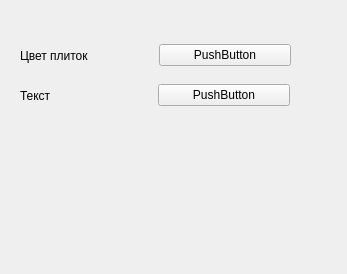
The window that settings.ui (Quirtel/Fifteen) describes before a commit, drawn with Qt 5.
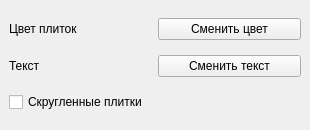
The same window after the commit.

Commit message: Add option to make tiles with rounded border

Patch:
```diff
--- a/settings.ui
+++ b/settings.ui
@@ -6,23 +6,16 @@
    <rect>
     <x>0</x>
     <y>0</y>
-    <width>347</width>
-    <height>274</height>
+    <width>310</width>
+    <height>130</height>
    </rect>
   </property>
   <property name="windowTitle">
    <string>MainWindow</string>
   </property>
   <widget class="QWidget" name="centralwidget">
-   <widget class="QWidget" name="">
-    <property name="geometry">
-     <rect>
-      <x>20</x>
-      <y>40</y>
-      <width>271</width>
-      <height>31</height>
-     </rect>
-    </property>
+   <layout class="QGridLayout" name="gridLayout">
+    <item row="0" column="0">
     <layout class="QHBoxLayout" name="horizontalLayout">
      <item>
       <widget class="QLabel" name="labelColor">
@@ -34,21 +27,13 @@
      <item>
       <widget class="QPushButton" name="pushButton_color">
        <property name="text">
-        <string>PushButton</string>
+         <string>Сменить цвет</string>
        </property>
       </widget>
      </item>
     </layout>
-   </widget>
-   <widget class="QWidget" name="">
-    <property name="geometry">
-     <rect>
-      <x>20</x>
-      <y>80</y>
-      <width>270</width>
-      <height>31</height>
-     </rect>
-    </property>
+    </item>
+    <item row="1" column="0">
     <layout class="QHBoxLayout" name="horizontalLayout_2">
      <item>
       <widget class="QLabel" name="label">
@@ -60,12 +45,20 @@
      <item>
       <widget class="QPushButton" name="pushButton_font">
        <property name="text">
-        <string>PushButton</string>
+         <string>Сменить текст</string>
        </property>
       </widget>
      </item>
     </layout>
-   </widget>
+    </item>
+    <item row="2" column="0">
+     <widget class="QCheckBox" name="checkBox_border">
+      <property name="text">
+       <string>Скругленные плитки</string>
+      </property>
+     </widget>
+    </item>
+   </layout>
   </widget>
  </widget>
  <resources/>
```
Lines whose indentation alone changed are shown as unchanged. The commit also changes 3 other files.
